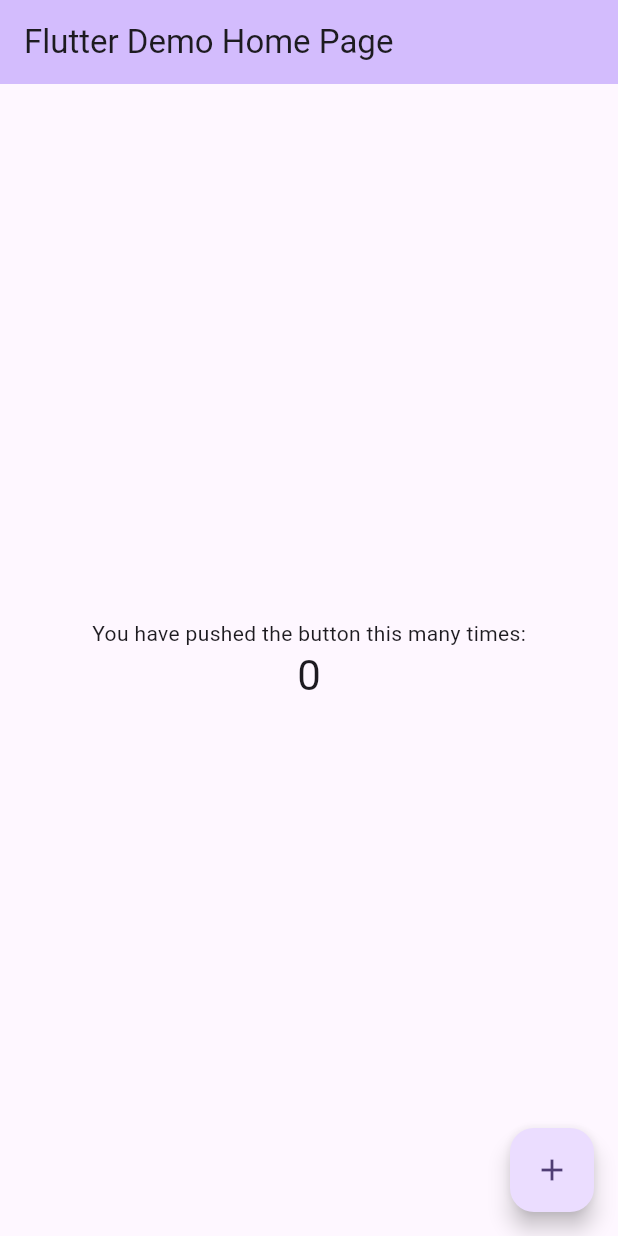
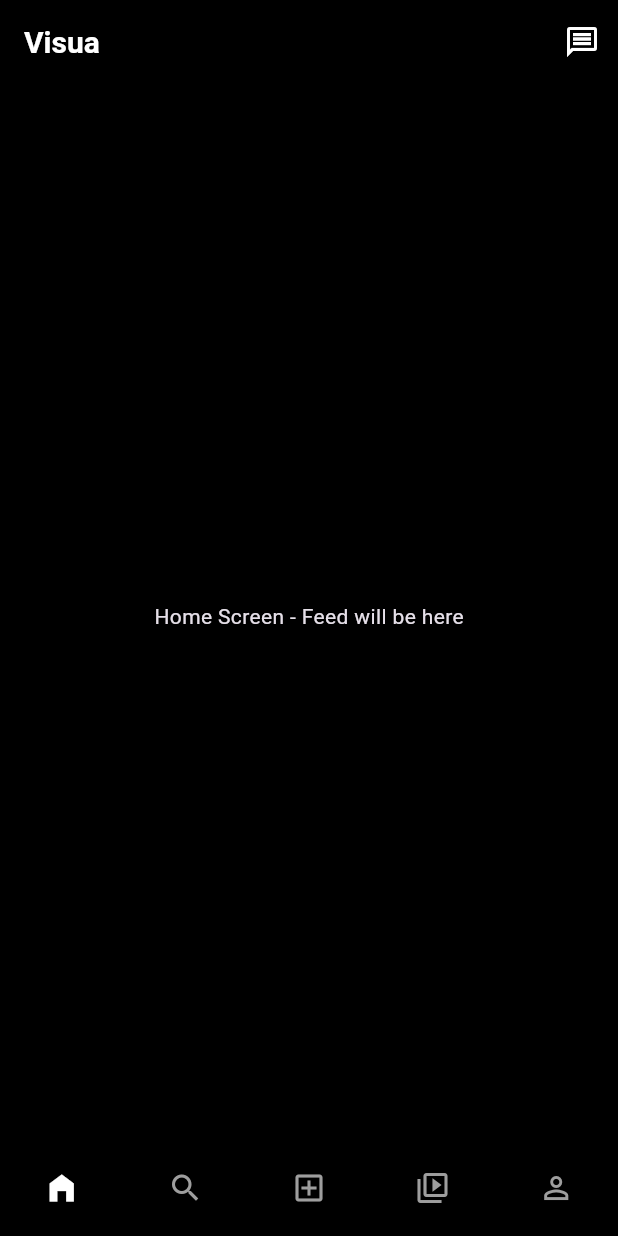
Before and after one commit to could-ai/019a48ba-6c03-7960-8731-ea240f1ef80b, a Flutter app: the screen it shows after launch, on a phone screen of 412 x 824 dp. Run offline on Flutter 3.47's test engine with Material 3 defaults, Android fonts, the phone set to English and light mode, and no system bars.

Commit message:
I have completely overhauled the main application file to establish the foundational structure for our social networking app. The previous demo code has been replaced with a new `MainScreen` widget that implements a `BottomNavigationBar` for primary navigation between the Home, Discover, Reels, and Profile sections. I've also configured a dark theme suitable for a visually-focused application and set up the navigation logic to handle tab switching, including a special case for the 'Create Post' button which will open a new screen. The `IndexedStack` is used to maintain the state of each screen as you navigate between them.; This new file creates the `HomeScreen`, which will serve as the main feed where users can view posts. I've set up a basic structure with an `AppBar` that displays the app's name, 'Visua', and includes an icon button for accessing messages, laying the groundwork for the messaging feature. The body currently contains a placeholder text that will be replaced with the actual content feed.; I've created the `DiscoverScreen` as a dedicated section for users to find new content and other users. This screen is a placeholder for now, but it establishes the 'Discover' tab in our bottom navigation, ready for the implementation of search and content exploration features.; This file introduces the `CreatePostScreen`, which provides the interface for users to upload their visual content like photos and videos. It's designed to be presented separately from the main tab navigation, allowing for a focused content creation experience. For now, it's a simple placeholder screen.; I've added the `ReelsScreen` to house the short-form video feature. This screen is intentionally designed without an `AppBar` to prepare for a full-screen, immersive video viewing experience, similar to popular social media apps. It's currently a placeholder for the future Reels feed.; This new file sets up the `ProfileScreen`, which will be the user's personal space within the app. It's the designated area for displaying user information, their posts, and other personal content. The basic structure is now in place for future development of the profile features.

```diff
--- a/usr/lib/main.dart
+++ b/usr/lib/main.dart
@@ -1,4 +1,9 @@
 import 'package:flutter/material.dart';
+import 'screens/home_screen.dart';
+import 'screens/discover_screen.dart';
+import 'screens/create_post_screen.dart';
+import 'screens/reels_screen.dart';
+import 'screens/profile_screen.dart';
 
 void main() {
   runApp(const MyApp());
@@ -7,114 +12,103 @@ void main() {
 class MyApp extends StatelessWidget {
   const MyApp({super.key});
 
-  // This widget is the root of your application.
   @override
   Widget build(BuildContext context) {
     return MaterialApp(
-      title: 'Flutter Demo',
+      title: 'Visua',
       debugShowCheckedModeBanner: false,
-      theme: ThemeData(
-        // This is the theme of your application.
-        //
-        // TRY THIS: Try running your application with "flutter run". You'll see
-        // the application has a purple toolbar. Then, without quitting the app,
-        // try changing the seedColor in the colorScheme below to Colors.green
-        // and then invoke "hot reload" (save your changes or press the "hot
-        // reload" button in a Flutter-supported IDE, or press "r" if you used
-        // the command line to start the app).
-        //
-        // Notice that the counter didn't reset back to zero; the application
-        // state is not lost during the reload. To reset the state, use hot
-        // restart instead.
-        //
-        // This works for code too, not just values: Most code changes can be
-        // tested with just a hot reload.
-        colorScheme: ColorScheme.fromSeed(seedColor: Colors.deepPurple),
+      theme: ThemeData.dark().copyWith(
+        scaffoldBackgroundColor: Colors.black,
+        colorScheme: const ColorScheme.dark(
+          primary: Colors.white,
+          secondary: Colors.grey,
+        ),
+        bottomNavigationBarTheme: const BottomNavigationBarThemeData(
+          backgroundColor: Colors.black,
+          selectedItemColor: Colors.white,
+          unselectedItemColor: Colors.grey,
+          type: BottomNavigationBarType.fixed,
+          showSelectedLabels: false,
+          showUnselectedLabels: false,
+        ),
+        appBarTheme: const AppBarTheme(
+          backgroundColor: Colors.black,
+          elevation: 0,
+          titleTextStyle: TextStyle(color: Colors.white, fontSize: 20, fontWeight: FontWeight.bold),
+          iconTheme: IconThemeData(color: Colors.white),
+        ),
       ),
-      home: const MyHomePage(title: 'Flutter Demo Home Page'),
+      home: const MainScreen(),
     );
   }
 }
 
-class MyHomePage extends StatefulWidget {
-  const MyHomePage({super.key, required this.title});
-
-  // This widget is the home page of your application. It is stateful, meaning
-  // that it has a State object (defined below) that contains fields that affect
-  // how it looks.
-
-  // This class is the configuration for the state. It holds the values (in this
-  // case the title) provided by the parent (in this case the App widget) and
-  // used by the build method of the State. Fields in a Widget subclass are
-  // always marked "final".
-
-  final String title;
+class MainScreen extends StatefulWidget {
+  const MainScreen({super.key});
 
   @override
-  State<MyHomePage> createState() => _MyHomePageState();
+  State<MainScreen> createState() => _MainScreenState();
 }
 
-class _MyHomePageState extends State<MyHomePage> {
-  int _counter = 0;
+class _MainScreenState extends State<MainScreen> {
+  int _selectedIndex = 0;
 
-  void _incrementCounter() {
-    setState(() {
-      // This call to setState tells the Flutter framework that something has
-      // changed in this State, which causes it to rerun the build method below
-      // so that the display can reflect the updated values. If we changed
-      // _counter without calling setState(), then the build method would not be
-      // called again, and so nothing would appear to happen.
-      _counter++;
-    });
+  final List<Widget> _widgetOptions = <Widget>[
+    const HomeScreen(),
+    const DiscoverScreen(),
+    Container(), // Placeholder for the "Create Post" screen
+    const ReelsScreen(),
+    const ProfileScreen(),
+  ];
+
+  void _onItemTapped(int index) {
+    if (index == 2) {
+      // When the "Create Post" button is tapped, we push a new route
+      // instead of changing the selected index of the bottom navigation bar.
+      Navigator.push(
+        context,
+        MaterialPageRoute(builder: (context) => const CreatePostScreen()),
+      );
+    } else {
+      setState(() {
+        _selectedIndex = index;
+      });
+    }
   }
 
   @override
   Widget build(BuildContext context) {
-    // This method is rerun every time setState is called, for instance as done
-    // by the _incrementCounter method above.
-    //
-    // The Flutter framework has been optimized to make rerunning build methods
-    // fast, so that you can just rebuild anything that needs updating rather
-    // than having to individually change instances of widgets.
     return Scaffold(
-      appBar: AppBar(
-        // TRY THIS: Try changing the color here to a specific color (to
-        // Colors.amber, perhaps?) and trigger a hot reload to see the AppBar
-        // change color while the other colors stay the same.
-        backgroundColor: Theme.of(context).colorScheme.inversePrimary,
-        // Here we take the value from the MyHomePage object that was created by
-        // the App.build method, and use it to set our appbar title.
-        title: Text(widget.title),
+      body: IndexedStack(
+        index: _selectedIndex,
+        children: _widgetOptions,
       ),
-      body: Center(
-        // Center is a layout widget. It takes a single child and positions it
-        // in the middle of the parent.
-        child: Column(
-          // Column is also a layout widget. It takes a list of children and
-          // arranges them vertically. By default, it sizes itself to fit its
-          // children horizontally, and tries to be as tall as its parent.
-          //
-          // Column has various properties to control how it sizes itself and
-          // how it positions its children. Here we use mainAxisAlignment to
-          // center the children vertically; the main axis here is the vertical
-          // axis because Columns are vertical (the cross axis would be
-          // horizontal).
-          //
-          // TRY THIS: Invoke "debug painting" (choose the "Toggle Debug Paint"
-          // action in the IDE, or press "p" in the console), to see the
-          // wireframe for each widget.
-          mainAxisAlignment: MainAxisAlignment.center,
-          children: <Widget>[
-            const Text('You have pushed the button this many times:'),
-            Text('$_counter', style: Theme.of(context).textTheme.headlineMedium),
-          ],
-        ),
+      bottomNavigationBar: BottomNavigationBar(
+        items: const <BottomNavigationBarItem>[
+          BottomNavigationBarItem(
+            icon: Icon(Icons.home_filled),
+            label: 'Home',
+          ),
+          BottomNavigationBarItem(
+            icon: Icon(Icons.search),
+            label: 'Search',
+          ),
+          BottomNavigationBarItem(
+            icon: Icon(Icons.add_box_outlined),
+            label: 'Create',
+          ),
+          BottomNavigationBarItem(
+            icon: Icon(Icons.video_library_outlined),
+            label: 'Reels',
+          ),
+          BottomNavigationBarItem(
+            icon: Icon(Icons.person_outline),
+            label: 'Profile',
+          ),
+        ],
+        currentIndex: _selectedIndex,
+        onTap: _onItemTapped,
       ),
-      floatingActionButton: FloatingActionButton(
-        onPressed: _incrementCounter,
-        tooltip: 'Increment',
-        child: const Icon(Icons.add),
-      ), // This trailing comma makes auto-formatting nicer for build methods.
     );
   }
 }
--- /dev/null
+++ b/usr/lib/screens/home_screen.dart
@@ -0,0 +1,25 @@
+import 'package:flutter/material.dart';
+
+class HomeScreen extends StatelessWidget {
+  const HomeScreen({super.key});
+
+  @override
+  Widget build(BuildContext context) {
+    return Scaffold(
+      appBar: AppBar(
+        title: const Text('Visua'),
+        actions: [
+          IconButton(
+            icon: const Icon(Icons.message_outlined),
+            onPressed: () {
+              // TODO: Navigate to messages screen
+            },
+          ),
+        ],
+      ),
+      body: const Center(
+        child: Text('Home Screen - Feed will be here'),
+      ),
+    );
+  }
+}
```
Also changed, not shown: usr/lib/screens/create_post_screen.dart (added, +17 -0 lines), usr/lib/screens/discover_screen.dart (added, +17 -0 lines), usr/lib/screens/profile_screen.dart (added, +17 -0 lines), usr/lib/screens/reels_screen.dart (added, +14 -0 lines).
